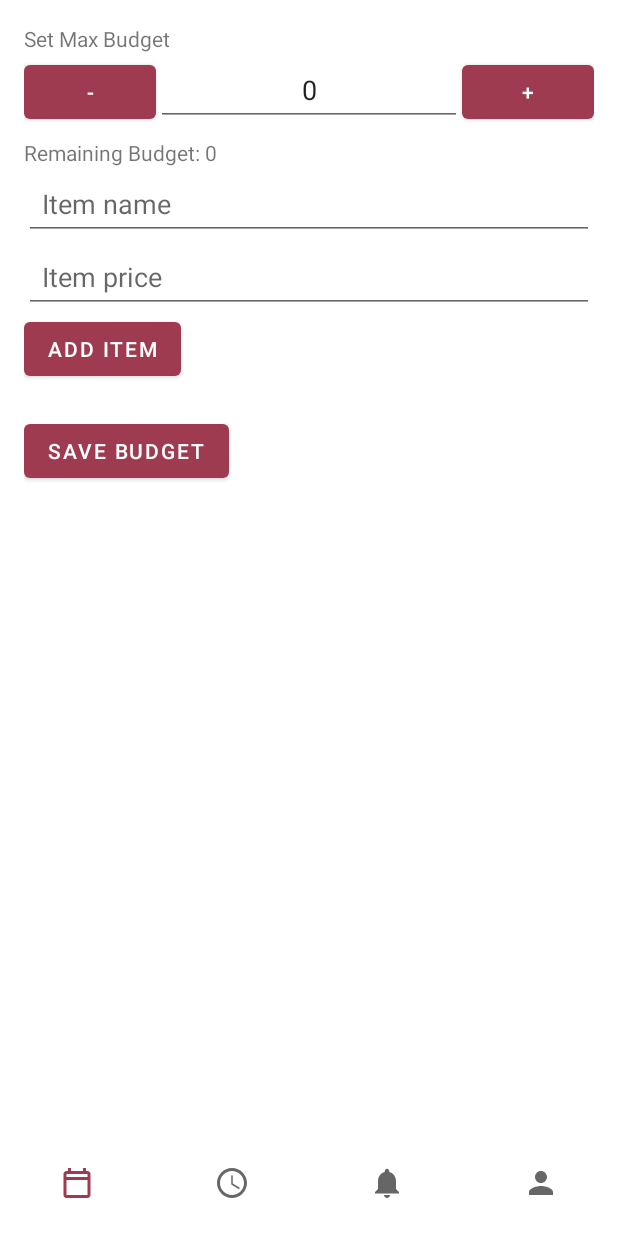
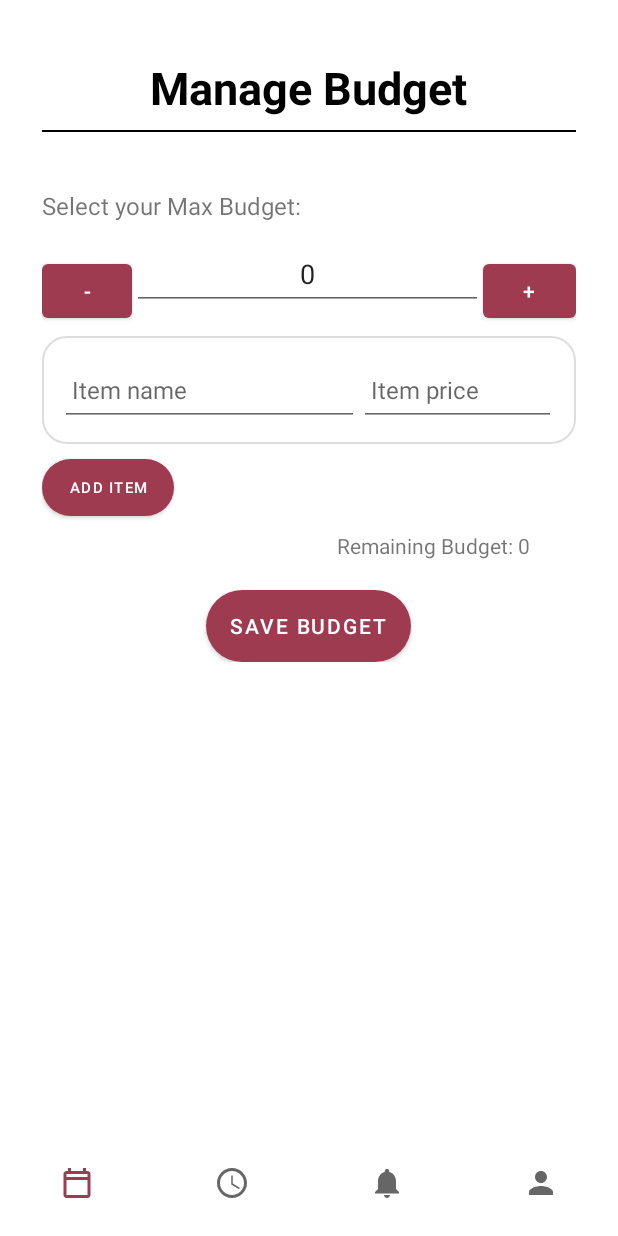
Before and after one commit to SaniaNisar/EventMiingle, an Android app: the fragment BudgetFragment placed in its activity, on a phone screen of 412 x 824 dp. Run offline under Robolectric (Android 15) with nearby library versions, the phone set to English and light mode, and no system bars; our stand-ins replace CircleImageView, Firebase (no records; nobody signed in at launch, a user with empty details on screens opened directly).

Commit message:
complete design

```diff
--- a/app/src/main/res/layout/fragment_budget.xml
+++ b/app/src/main/res/layout/fragment_budget.xml
@@ -1,31 +1,54 @@
 <!-- res/layout/fragment_budget.xml -->
 <ScrollView xmlns:android="http://schemas.android.com/apk/res/android"
     android:layout_width="match_parent"
-    android:layout_height="match_parent">
+    android:layout_height="match_parent"
+    android:padding="16dp"
+   >
 
     <LinearLayout
         android:id="@+id/layout_budget"
         android:orientation="vertical"
-        android:padding="16dp"
+        android:padding="12dp"
         android:layout_width="match_parent"
-        android:layout_height="wrap_content">
+        android:layout_height="wrap_content"
+        android:layout_marginTop="10dp"
+        >
 
-        <!-- Budget Input -->
         <TextView
             android:layout_width="wrap_content"
             android:layout_height="wrap_content"
-            android:text="Set Max Budget" />
+            android:text="Manage Budget"
+            android:layout_gravity="center"
+            android:textStyle="bold"
+            android:textColor="@color/black"
+            android:textSize="30dp"/>
+        <View
+            android:layout_width="match_parent"
+            android:layout_height="1dp"
+            android:background="@color/black"
+
+            android:layout_marginVertical="8dp"/>
+        <!-- Budget Input -->
+        <TextView
+            android:layout_marginTop="30dp"
+            android:layout_width="wrap_content"
+         android:textSize="16sp"
+
+            android:layout_height="wrap_content"
+            android:text="Select your Max Budget: " />
 
         <LinearLayout
             android:orientation="horizontal"
+            android:layout_marginTop="10dp"
             android:layout_width="match_parent"
             android:layout_height="wrap_content"
             android:layout_marginBottom="8dp">
 
             <Button
                 android:id="@+id/btn_decrement"
-                android:layout_width="wrap_content"
+                android:layout_width="60dp"
                 android:layout_height="wrap_content"
+                android:layout_marginTop="10dp"
                 android:text="-" />
 
             <EditText
@@ -41,41 +64,60 @@
 
             <Button
                 android:id="@+id/btn_increment"
-                android:layout_width="wrap_content"
+                android:layout_width="62dp"
                 android:layout_height="wrap_content"
+                android:layout_marginTop="10dp"
                 android:text="+" />
         </LinearLayout>
 
         <!-- Remaining Budget -->
-        <TextView
-            android:id="@+id/tv_remaining"
-            android:layout_width="wrap_content"
+
+<LinearLayout
+    android:orientation="horizontal"
+    android:padding="12dp"
+    android:layout_width="match_parent"
     android:layout_height="wrap_content"
-            android:text="Remaining Budget: 0" />
-
+    android:background="@drawable/card_background"
+    >
         <!-- Expense List Input -->
     <EditText
         android:id="@+id/et_item_name"
-            android:layout_width="match_parent"
-            android:layout_height="wrap_content"
+        android:layout_width="199dp"
+        android:layout_height="match_parent"
+        android:hint="Item name"
         android:minHeight="48dp"
-            android:hint="Item name"
-            android:padding="12dp" />
+        android:padding="8dp"
+
+        android:textSize="16sp" />
 
     <EditText
         android:id="@+id/et_item_price"
-            android:layout_width="match_parent"
+        android:layout_width="131dp"
         android:layout_height="wrap_content"
-            android:minHeight="48dp"
         android:hint="Item price"
         android:inputType="numberDecimal"
-            android:padding="12dp" />
+        android:minHeight="48dp"
+        android:padding="8dp"
+
+        android:textSize="16dp" />
+</LinearLayout>
 
         <Button
             android:id="@+id/btn_add_item"
             android:layout_width="wrap_content"
+            android:layout_height="38dp"
+            android:layout_marginTop="10dp"
+            android:background="@drawable/btn_plum_rounded"
+            android:text="Add Item"
+            android:textSize="10sp" />
+
+        <TextView
+            android:id="@+id/tv_remaining"
+            android:layout_width="159dp"
             android:layout_height="wrap_content"
-            android:text="Add Item" />
+            android:layout_marginTop="10dp"
+            android:layout_gravity="right"
+            android:text="Remaining Budget: 0" />
 
         <!-- Table of Items -->
         <TableLayout
@@ -90,7 +132,9 @@
             android:id="@+id/btn_submit_budget"
             android:layout_width="wrap_content"
             android:layout_height="wrap_content"
-            android:text="Save Budget"
-            android:layout_marginTop="12dp" />
+            android:layout_gravity="center"
+            android:layout_marginTop="12dp"
+            android:background="@drawable/btn_plum_rounded"
+            android:text="Save Budget" />
     </LinearLayout>
 </ScrollView>
```
Lines whose indentation alone changed are shown as unchanged.
